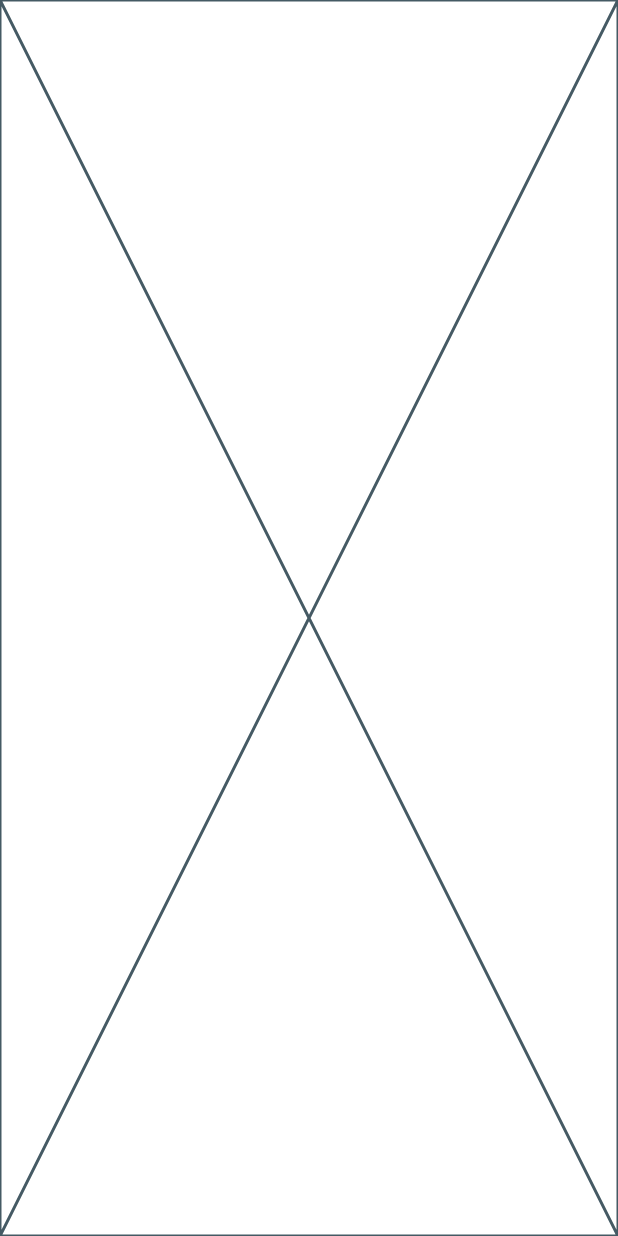
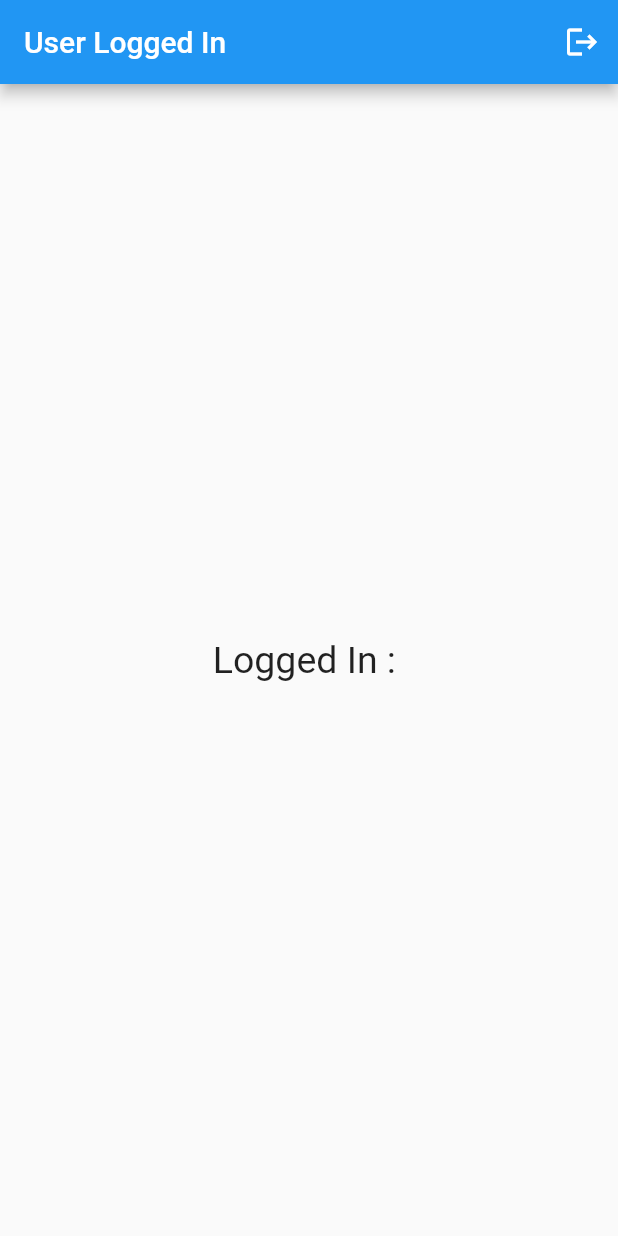
Before and after one commit to princebioh/Login-Register-UI-Flutter, a Flutter app: the screen it shows once a user with an empty profile is signed in, on a phone screen of 412 x 824 dp. Run offline on Flutter 3.47's test engine with Material 2 defaults, Android fonts, the phone set to English and light mode, and no system bars; our stand-ins replace firebase_auth, firebase_core; accounts and stored records are empty.

Commit message:
Dashboard Page Added

```diff
--- a/lib/pages/dashboard.dart
+++ b/lib/pages/dashboard.dart
@@ -1,10 +1,32 @@
+import 'package:firebase_auth/firebase_auth.dart';
 import 'package:flutter/material.dart';
+import 'package:login_register_ui/services/authentication/email_auth.dart';
 
 class Dashboard extends StatelessWidget {
   const Dashboard({super.key});
 
   @override
   Widget build(BuildContext context) {
-    return const Placeholder();
+    return Scaffold(
+      appBar: AppBar(
+        title: const Text("User Logged In"),
+        actions: [
+          IconButton(
+            onPressed: () {
+              EmailAuthenticate().logOut();
+            },
+            icon: const Icon(Icons.logout),
+          ),
+        ],
+      ),
+      body: Center(
+        child: Text(
+          "Logged In : ${FirebaseAuth.instance.currentUser!.email}",
+          style: const TextStyle(
+            fontSize: 25,
+          ),
+        ),
+      ),
+    );
   }
 }
```
Also changed, not shown: lib/pages/login_page.dart (+9 -1 lines), lib/pages/register_page.dart (+11 -2 lines), lib/widgets/text_input_field.dart (+7 -3 lines).
